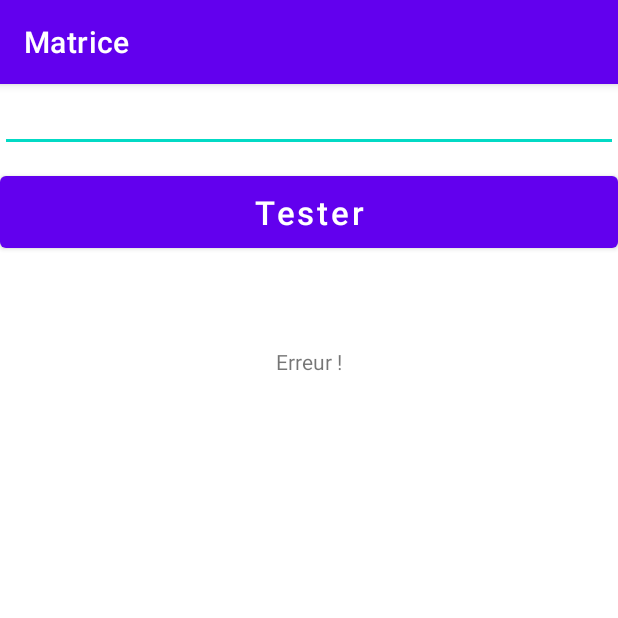
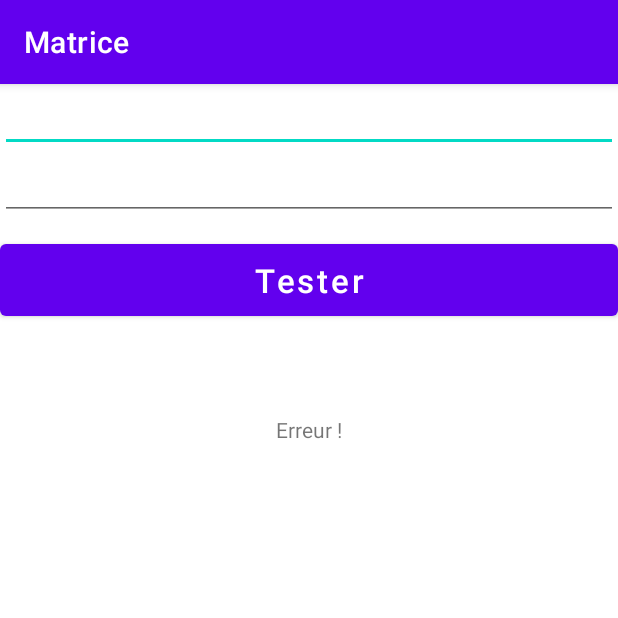
Before and after one commit to toiwilou/matrice, an Android app: the screen it shows after launch (MainActivity), after a tap on "Tester", on a phone screen of 412 x 824 dp, the top half of it. Run offline under Robolectric (Android 15) with nearby library versions, the phone set to English and light mode, and no system bars.

```diff
--- a/app/src/main/java/com/example/matrice/MainActivity.java
+++ b/app/src/main/java/com/example/matrice/MainActivity.java
@@ -11,10 +11,13 @@ import android.widget.TextView;
 public class MainActivity extends AppCompatActivity {
 
     Button bouton;
-    TextView text;
-    EditText editText;
-    String chaine, Mamatrice;
-    double maMatrice[][];
+    TextView text1;
+    TextView text2;
+    EditText editText1;
+    EditText editText2;
+    String chaine1, chaine2, Mamatrice1, Mamatrice2;
+    double maMatrice1 [][];
+    double maMatrice2 [][];
 
     @Override
     protected void onCreate(Bundle savedInstanceState) {
@@ -22,23 +25,33 @@ public class MainActivity extends AppCompatActivity {
         setContentView(R.layout.activity_main);
 
         bouton = findViewById(R.id.bouton);
-        text = findViewById(R.id.mytext);
+        text1 = findViewById(R.id.mytext1);
+        text2 = findViewById(R.id.mytext2);
 
         bouton.setOnClickListener(new View.OnClickListener() {
             @Override
             public void onClick(View v) {
 
-                editText = findViewById(R.id.input);
-                chaine = editText.getText().toString();
+                editText1 = findViewById(R.id.input1);
+                editText2 = findViewById(R.id.input2);
+                chaine1 = editText1.getText().toString();
+                chaine2 = editText2.getText().toString();
 
                 Matrice matrice = new Matrice();
 
-                if (matrice.validation(chaine)) {
-                    maMatrice = matrice.recupMat(chaine);
-                    Mamatrice = matrice.afficher_matrice(maMatrice);
-                    text.setText(" itworks !\n\n" + Mamatrice);
+                if (matrice.validation(chaine1) && matrice.validation(chaine2)) {
+                    maMatrice1 = matrice.recupMat(chaine1);
+                    maMatrice2 = matrice.recupMat(chaine2);
+                    if (matrice.validationSomme(maMatrice1, maMatrice2)) {
+                        Mamatrice1 = matrice.afficher_matrice(maMatrice1);
+                        Mamatrice2 = matrice.afficher_matrice(maMatrice2);
+                        text1.setText(" itworks !\n\n" + Mamatrice1);
+                        text2.setText(" itworks !\n\n" + Mamatrice2);
+                    } else {
+                        text2.setText("Erreur !");
+                    }
                 } else {
-                    text.setText("Erreur !\n\n");
+                    text1.setText("Erreur !\n\n");
                 }
             }
         });
--- a/app/src/main/res/layout/activity_main.xml
+++ b/app/src/main/res/layout/activity_main.xml
@@ -15,7 +15,14 @@ android:fillViewport="true">
         android:orientation="vertical">
 
         <EditText
-            android:id="@+id/input"
+            android:id="@+id/input1"
+            android:layout_width="match_parent"
+            android:layout_height="wrap_content"
+            android:inputType="phone"
+            android:maxLength="150" />
+
+        <EditText
+            android:id="@+id/input2"
             android:layout_width="match_parent"
             android:layout_height="wrap_content"
             android:inputType="phone"
@@ -31,7 +38,14 @@ android:fillViewport="true">
             android:textSize="22dp" />
 
         <TextView
-            android:id="@+id/mytext"
+            android:id="@+id/mytext1"
+            android:layout_width="wrap_content"
+            android:layout_height="wrap_content"
+            android:layout_gravity="center"
+            android:layout_marginTop="60dp" />
+
+        <TextView
+            android:id="@+id/mytext2"
             android:layout_width="wrap_content"
             android:layout_height="wrap_content"
             android:layout_gravity="center"
```
Also changed, not shown: app/src/main/java/com/example/matrice/Matrice.java (+12 -0 lines).
